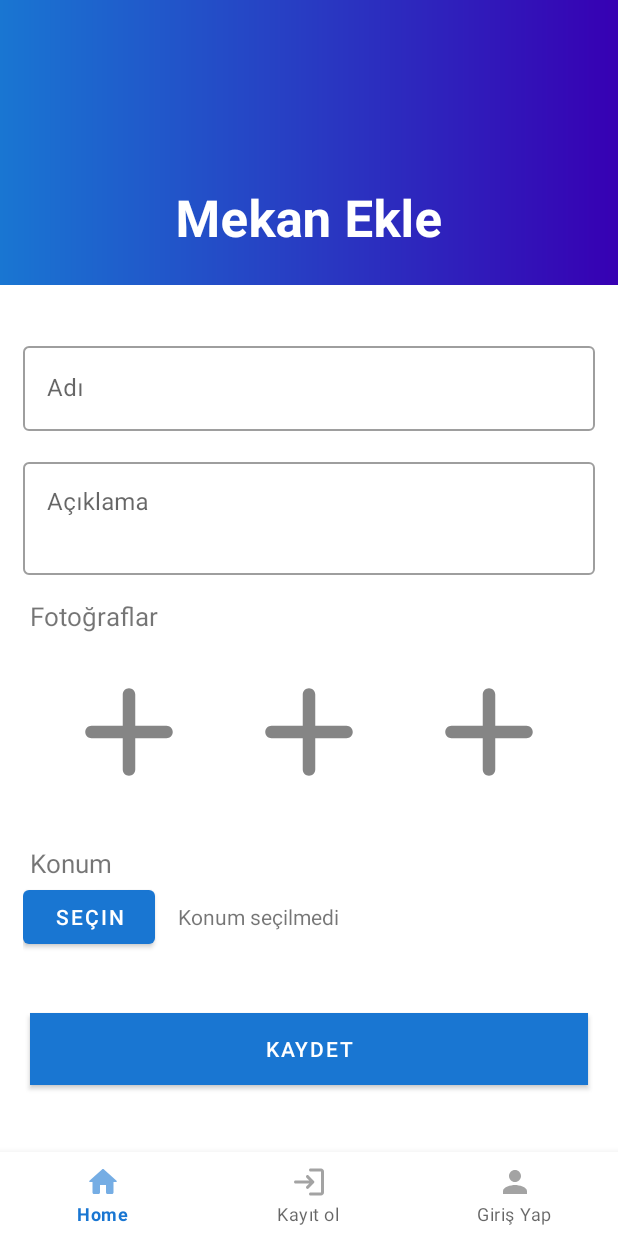
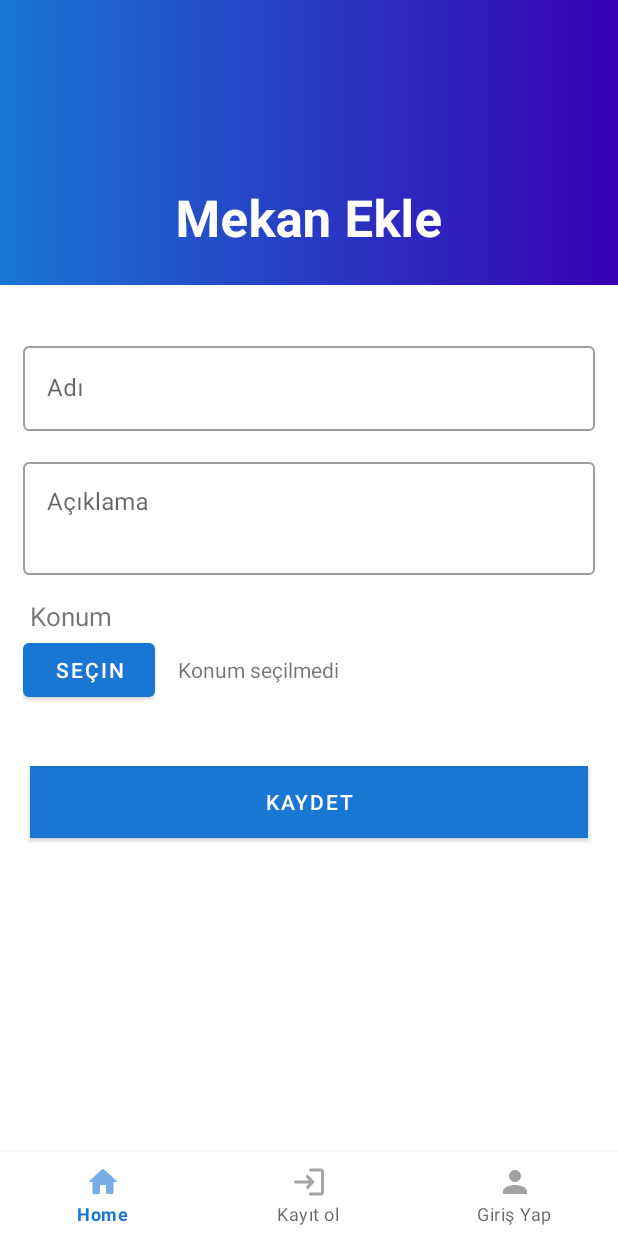
Before and after one commit to ramazanogunc/mobil_uygulama_gelistirme_projesi, an Android app: the MekanAddEditFragment screen opened through its navigation route, on a phone screen of 412 x 824 dp. Run offline under Robolectric (Android 15) with nearby library versions, the phone set to English and light mode, and no system bars; our stand-ins replace Room's generated code, navigation-ui.

Commit message:
Refactor Mekan model

```diff
--- a/app/src/main/java/com/cbu/mobil_dersi_projesi/data/model/Mekan.kt
+++ b/app/src/main/java/com/cbu/mobil_dersi_projesi/data/model/Mekan.kt
@@ -22,12 +22,6 @@ data class Mekan(
     var description: String,
     var latitude: Double,
     var longitude: Double,
-    // img 1,2,3 burada olmaması gerektiğini biliyorum.
-    // Vakit kısıtlı olduğundan uğraşmamak için bu tablo içerisinde tutuyorum.
-    // Normal şartlarda veritabanının normalize edilip resim için farklı tablo oluşturup foreign key ile bağlanması gerekli.
-    var _img1: Bitmap? = null,
-    var _img2: Bitmap? = null,
-    var _img3: Bitmap? = null,
     var userId: Int = 0
 ) : Parcelable {
     @PrimaryKey(autoGenerate = true)
--- a/app/src/main/res/layout/fragment_mekan_add_edit.xml
+++ b/app/src/main/res/layout/fragment_mekan_add_edit.xml
@@ -90,42 +90,7 @@
                     android:inputType="textMultiLine" />
             </com.google.android.material.textfield.TextInputLayout>
 
-            <TextView
-                android:layout_width="match_parent"
-                android:layout_height="wrap_content"
-                android:layout_marginHorizontal="20dp"
-                android:layout_marginTop="15dp"
-                android:text="Fotoğraflar"
-                android:textSize="17dp" />
-            <LinearLayout
-                android:layout_width="match_parent"
-                android:layout_height="wrap_content"
-                android:layout_marginHorizontal="15dp"
-                android:layout_marginTop="5dp"
-                android:orientation="horizontal"
-                android:gravity="center">
 
-                <ImageView
-                    android:id="@+id/img1"
-                    android:layout_margin="10dp"
-                    android:layout_width="100dp"
-                    android:layout_height="100dp"
-                    android:src="@drawable/ic_add"/>
-
-                <ImageView
-                    android:id="@+id/img2"
-                    android:layout_margin="10dp"
-                    android:layout_width="100dp"
-                    android:layout_height="100dp"
-                    android:src="@drawable/ic_add"/>
-
-                <ImageView
-                    android:id="@+id/img3"
-                    android:layout_margin="10dp"
-                    android:layout_width="100dp"
-                    android:layout_height="100dp"
-                    android:src="@drawable/ic_add"/>
-            </LinearLayout>
 
             <TextView
                 android:layout_width="match_parent"
```
Also changed, not shown: app/src/main/java/com/cbu/mobil_dersi_projesi/ui/mekanAddEdit/MekanAddEditFragment.kt (+3 -71 lines).
